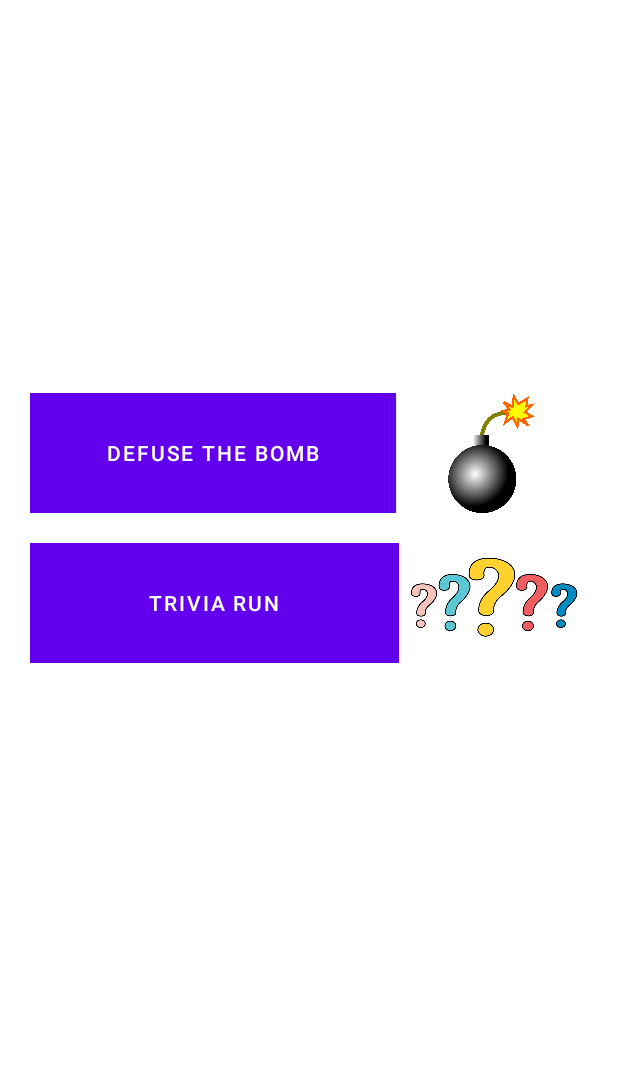
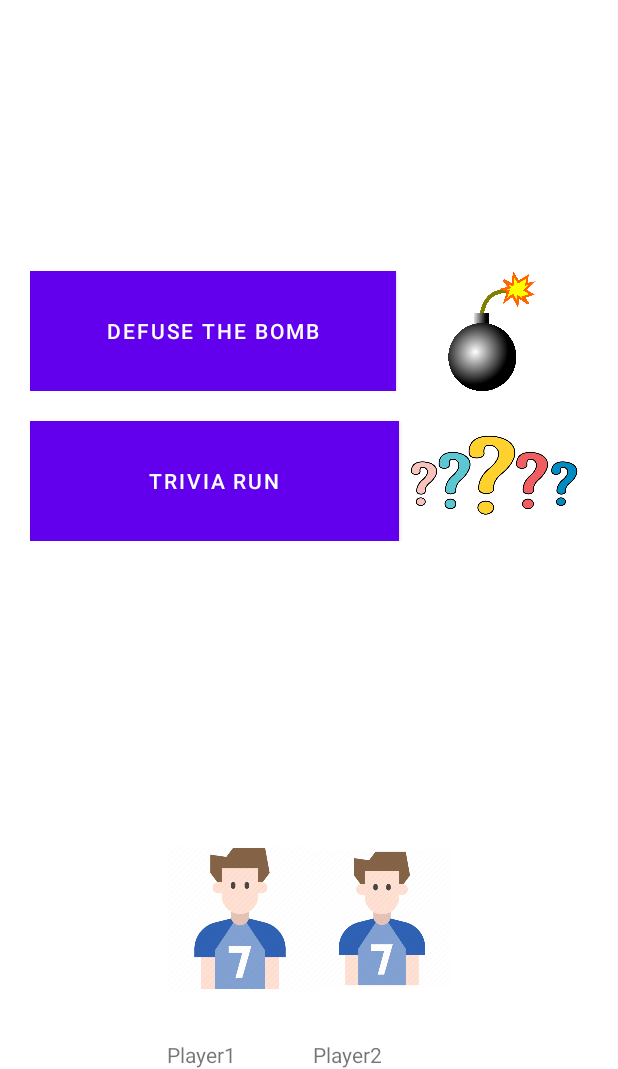
Before and after one commit to schlindibus/DrinkOutApp, an Android app: the screen it shows after launch (MainActivity), on a phone screen of 412 x 824 dp, the part 167-1236 px from its top. Run offline under Robolectric (Android 15) with nearby library versions, the light colour scheme and no system bars.

Commit message:
added two Players on UI

```diff
--- a/app/src/main/res/layout/activity_main.xml
+++ b/app/src/main/res/layout/activity_main.xml
@@ -105,10 +105,10 @@
                 tools:visibility="visible">
 
                 <ImageView
-                    android:id="@+id/imageView4"
-                    android:layout_width="wrap_content"
-                    android:layout_height="wrap_content"
-                    tools:srcCompat="@tools:sample/avatars" />
+                    android:id="@+id/imageView5"
+                    android:layout_width="97dp"
+                    android:layout_height="162dp"
+                    app:srcCompat="@drawable/_754225" />
 
                 <TextView
                     android:id="@+id/textView13"
@@ -123,11 +123,10 @@
                 android:orientation="vertical">
 
                 <ImageView
-                    android:id="@+id/imageView3"
-                    android:layout_width="wrap_content"
-                    android:layout_height="wrap_content"
-                    tools:srcCompat="@tools:sample/avatars"
-                    android:contentDescription="TODO" />
+                    android:id="@+id/imageView4"
+                    android:layout_width="92dp"
+                    android:layout_height="162dp"
+                    app:srcCompat="@drawable/_754225" />
 
                 <TextView
                     android:id="@+id/textView11"
```
Also changed, not shown: app/src/main/res/drawable/_754225.png (added).
